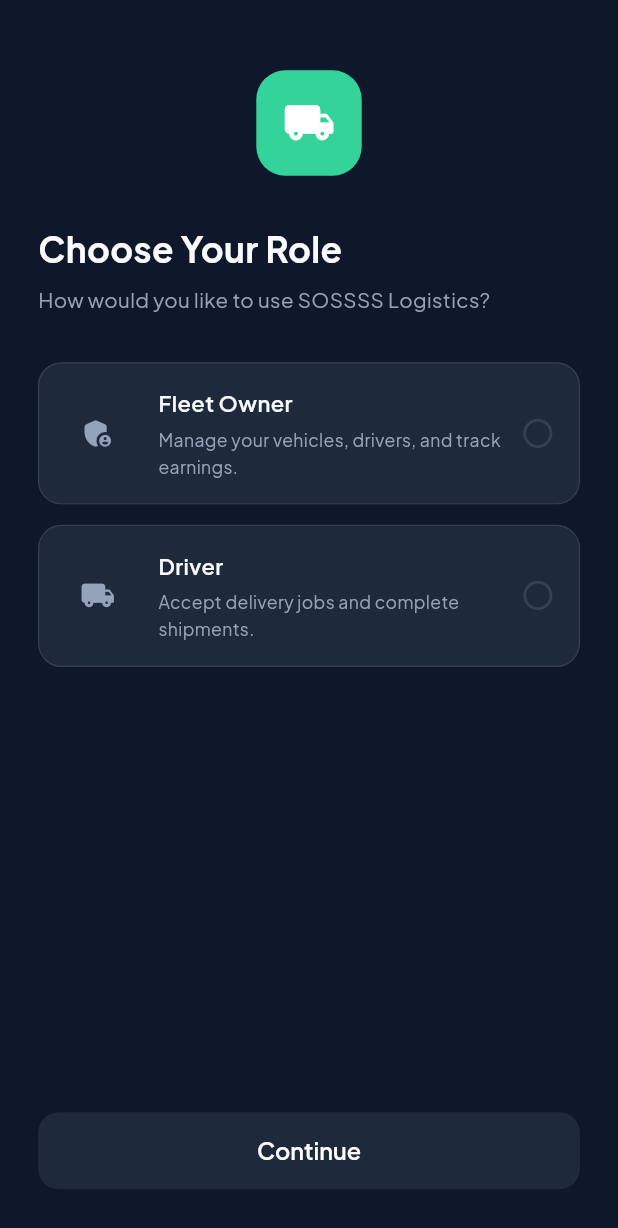
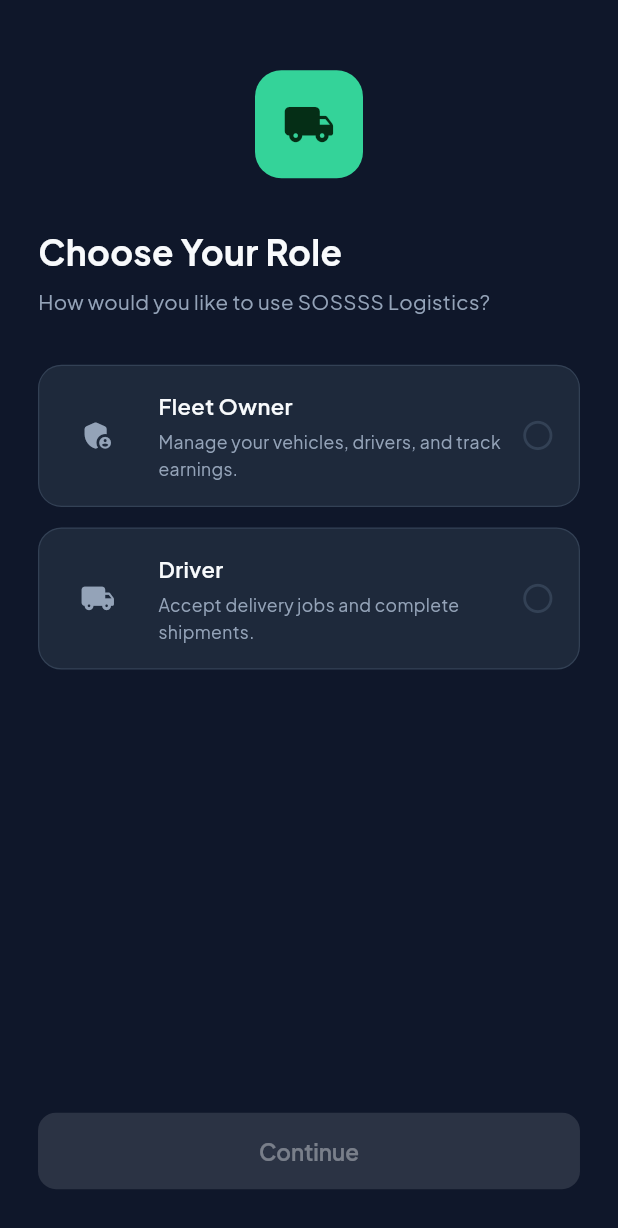
Before and after one commit to muhammed-ziyan-ummalil/sos_logistics, a Flutter app: the RoleSelectionScreen screen opened by its route, on a phone screen of 412 x 824 dp. Shown: the top 1228 px of the screen. Run offline on Flutter 3.47's test engine with Material 3 defaults, Android fonts, the phone set to English and light mode, and no system bars; our stand-ins replace dio, equatable, flutter_bloc, flutter_screenutil, flutter_secure_storage, google_fonts and 4 more; missing offline and left inert: sos_auth; accounts and stored records are empty; statements that could not run were skipped.

Commit message:
feat(logistics): redesign role selection with shared widgets

```diff
--- a/lib/Screens/auth/role_selection_screen.dart
+++ b/lib/Screens/auth/role_selection_screen.dart
@@ -2,6 +2,7 @@
 import 'package:flutter_screenutil/flutter_screenutil.dart';
 import '../../core/app_theme.dart';
 import '../../core/app_constants.dart';
+import '../../widgets/widgets.dart';
 
 class RoleSelectionScreen extends StatefulWidget {
   const RoleSelectionScreen({super.key});
@@ -44,16 +45,8 @@
             crossAxisAlignment: CrossAxisAlignment.start,
             children: [
               SizedBox(height: 48.h),
-              Center(
-                child: Container(
-                  width: 72.r,
-                  height: 72.r,
-                  decoration: BoxDecoration(
-                    color: AppTheme.primary(context),
-                    borderRadius: BorderRadius.circular(20.r),
-                  ),
-                  child: Icon(Icons.local_shipping_rounded, color: Colors.white, size: 36.r),
-                ),
+              const Center(
+                child: SosLogoMark(size: 72),
               ),
               SizedBox(height: 32.h),
               Text(
@@ -82,27 +75,9 @@
                 );
               }),
               const Spacer(),
-              SizedBox(
-                width: double.infinity,
-                child: ElevatedButton(
-                  onPressed: _selectedRole != null ? _onContinue : null,
-                  style: ElevatedButton.styleFrom(
-                    backgroundColor: AppTheme.primary(context),
-                    disabledBackgroundColor: AppTheme.card(context),
-                    padding: EdgeInsets.symmetric(vertical: 16.h),
-                    shape: RoundedRectangleBorder(
-                      borderRadius: BorderRadius.circular(14.r),
-                    ),
-                  ),
-                  child: Text(
-                    'Continue',
-                    style: TextStyle(
-                      color: Colors.white,
-                      fontSize: 16.sp,
-                      fontWeight: FontWeight.w600,
-                    ),
-                  ),
-                ),
+              SosButton(
+                label: 'Continue',
+                onPressed: _selectedRole == null ? null : _onContinue,
               ),
               SizedBox(height: 32.h),
             ],
@@ -146,7 +121,7 @@
         duration: const Duration(milliseconds: 200),
         padding: EdgeInsets.all(16.r),
         decoration: BoxDecoration(
-          color: selected ? AppTheme.primary(context).withOpacity(0.12) : AppTheme.card(context),
+          color: selected ? AppTheme.primary(context).withValues(alpha: 0.12) : AppTheme.card(context),
           borderRadius: BorderRadius.circular(16.r),
           border: Border.all(
             color: selected ? AppTheme.primary(context) : AppTheme.divider(context),
```
